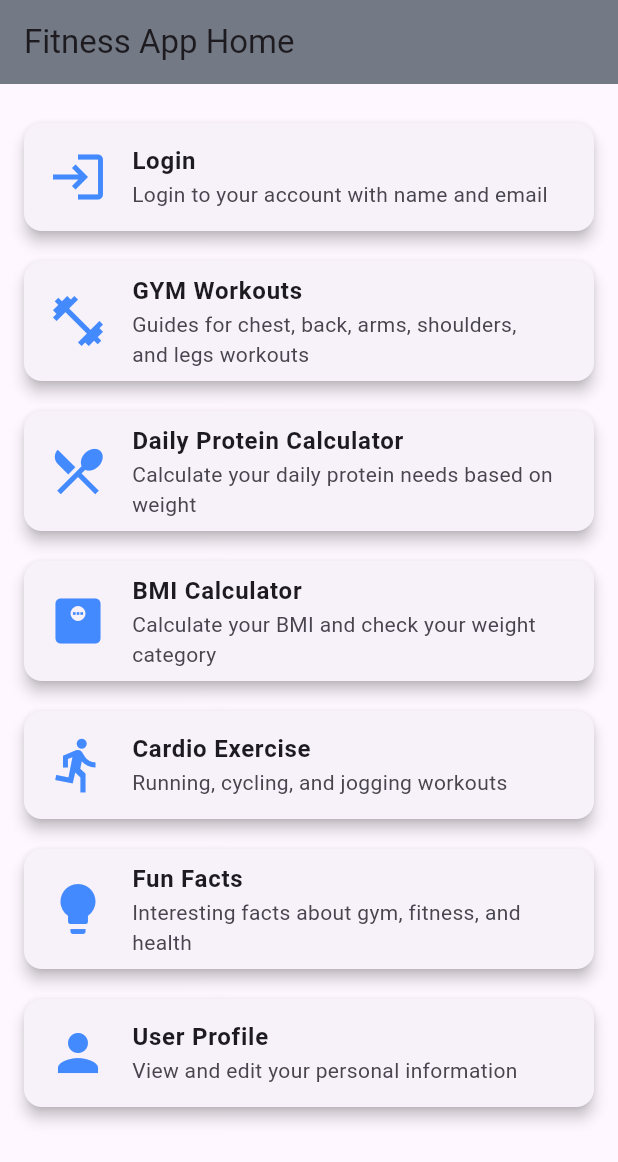
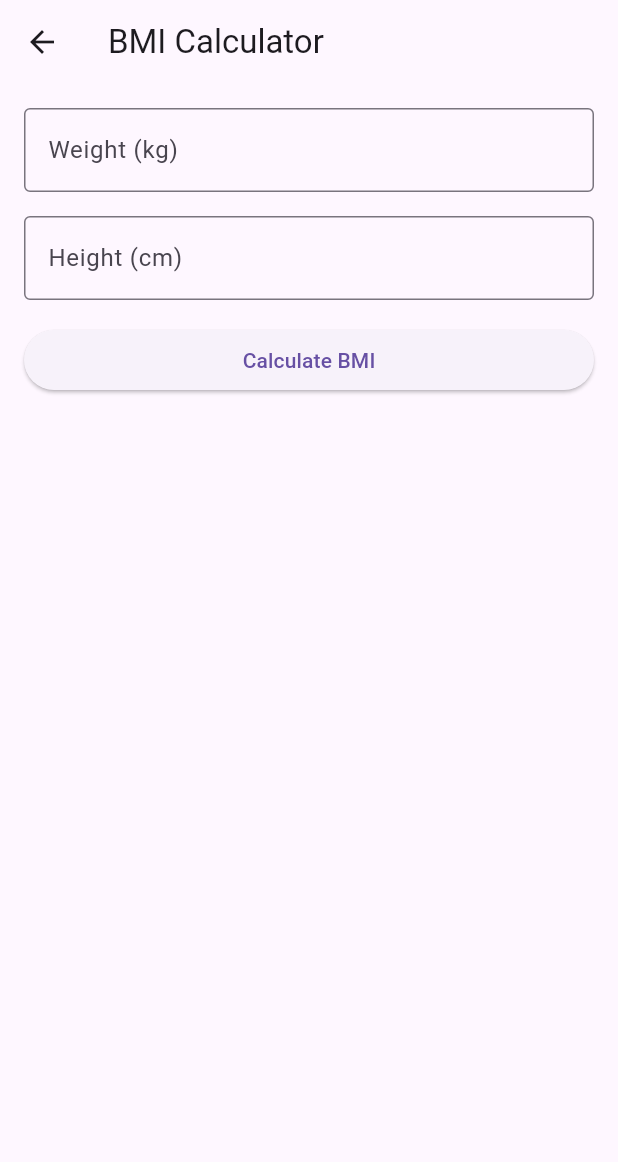
Before and after one commit to FelixJon17/UTS_MOBILEPROGRAMMING_KELOMPOK8, a Flutter app: the screen it shows after launch, after a tap on "BMI Calculator", on a phone screen of 412 x 824 dp. Shown: the top 1162 px of the screen. Run offline on Flutter 3.47's test engine with Material 3 defaults, Android fonts, the phone set to English and light mode, and no system bars.

Commit message:
fitur BMI Index

```diff
--- /dev/null
+++ b/lib/screen/bmi_index_calculator.dart
@@ -0,0 +1,97 @@
+import 'package:flutter/material.dart';
+
+class BMICalculatorScreen extends StatefulWidget {
+  const BMICalculatorScreen({super.key});
+
+  @override
+  _BMICalculatorScreenState createState() => _BMICalculatorScreenState();
+}
+
+class _BMICalculatorScreenState extends State<BMICalculatorScreen> {
+  final TextEditingController _weightController = TextEditingController();
+  final TextEditingController _heightController = TextEditingController();
+  String _bmiResult = '';
+
+  void _calculateBMI() {
+    final double? weight = double.tryParse(_weightController.text);
+    final double? heightCm = double.tryParse(_heightController.text);
+
+    if (weight != null && heightCm != null) {
+      final double heightM = heightCm / 100; // convert cm to meters
+      final double bmi = weight / (heightM * heightM);
+
+      String result;
+      if (bmi < 18.5) {
+        result = 'Underweight';
+      } else if (bmi >= 18.5 && bmi < 24.9) {
+        result = 'Normal weight';
+      } else if (bmi >= 25 && bmi < 29.9) {
+        result = 'Overweight';
+      } else {
+        result = 'Obesity';
+      }
+
+      setState(() {
+        _bmiResult = 'BMI: ${bmi.toStringAsFixed(2)} ($result)';
+      });
+    } else {
+      setState(() {
+        _bmiResult = 'Please enter valid numbers';
+      });
+    }
+  }
+
+  @override
+  Widget build(BuildContext context) {
+    return Scaffold(
+      appBar: AppBar(
+        title: const Text('BMI Calculator'),
+      ),
+      body: Padding(
+        padding: const EdgeInsets.all(16.0),
+        child: Column(
+          crossAxisAlignment: CrossAxisAlignment.stretch,
+          children: [
+            TextField(
+              controller: _weightController,
+              keyboardType: TextInputType.number,
+              decoration: const InputDecoration(
+                labelText: 'Weight (kg)',
+                border: OutlineInputBorder(),
+              ),
+            ),
+            const SizedBox(height: 16.0),
+            TextField(
+              controller: _heightController,
+              keyboardType: TextInputType.number,
+              decoration: const InputDecoration(
+                labelText: 'Height (cm)',
+                border: OutlineInputBorder(),
+              ),
+            ),
+            const SizedBox(height: 16.0),
+            ElevatedButton(
+              onPressed: _calculateBMI,
+              child: const Text('Calculate BMI'),
+            ),
+            const SizedBox(height: 16.0),
+            Text(
+              _bmiResult,
+              textAlign: TextAlign.center,
+              style: const TextStyle(
+                fontSize: 18.0,
+                fontWeight: FontWeight.bold,
+              ),
+            ),
+          ],
+        ),
+      ),
+    );
+  }
+}
+
+void main() {
+  runApp(const MaterialApp(
+    home: BMICalculatorScreen(),
+  ));
+}
--- a/lib/screen/homescreen.dart
+++ b/lib/screen/homescreen.dart
@@ -1,3 +1,4 @@
+import 'package:fitnessapp/screen/bmi_index_calculator.dart';
 import 'package:flutter/material.dart';
 import 'protein_calculator_screen.dart';
 import 'gym_workouts.dart';
@@ -56,7 +57,12 @@ class HomeScreen extends StatelessWidget {
               title: 'BMI Calculator',
               description: 'Calculate your BMI and check your weight category',
               onTap: () {
-                // Navigate to BMI Calculator screen
+                Navigator.push(
+                  context,
+                  MaterialPageRoute(
+                    builder: (context) => const BMICalculatorScreen(),
+                  ),
+                );
               },
             ),
             HomeFeatureTile(
```
